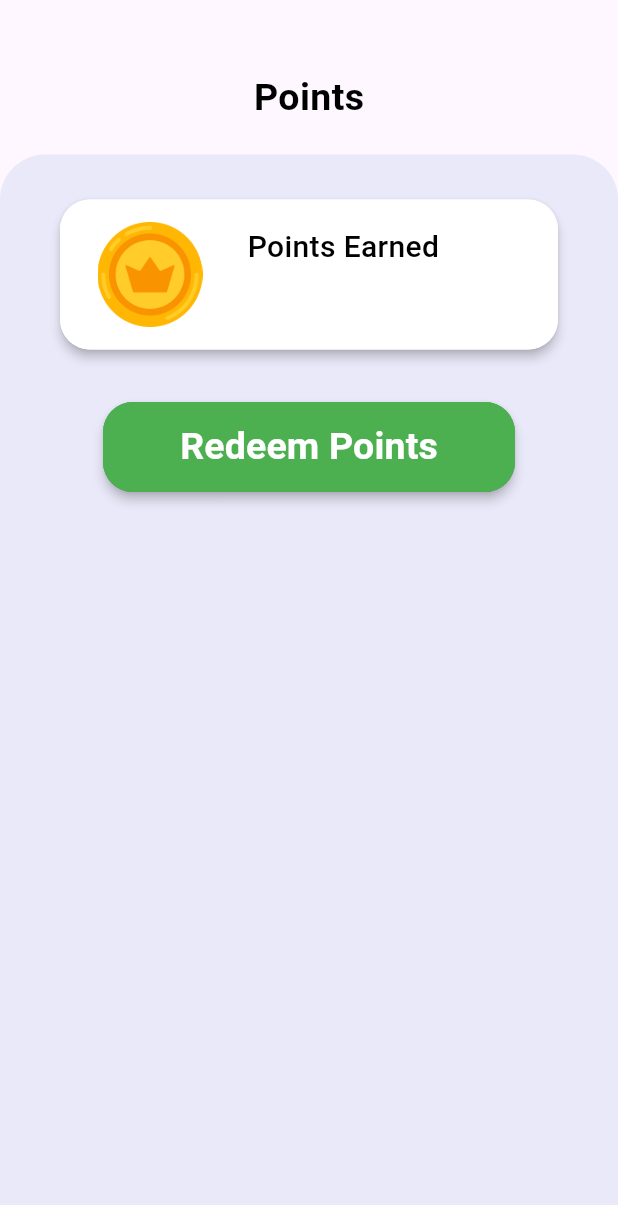
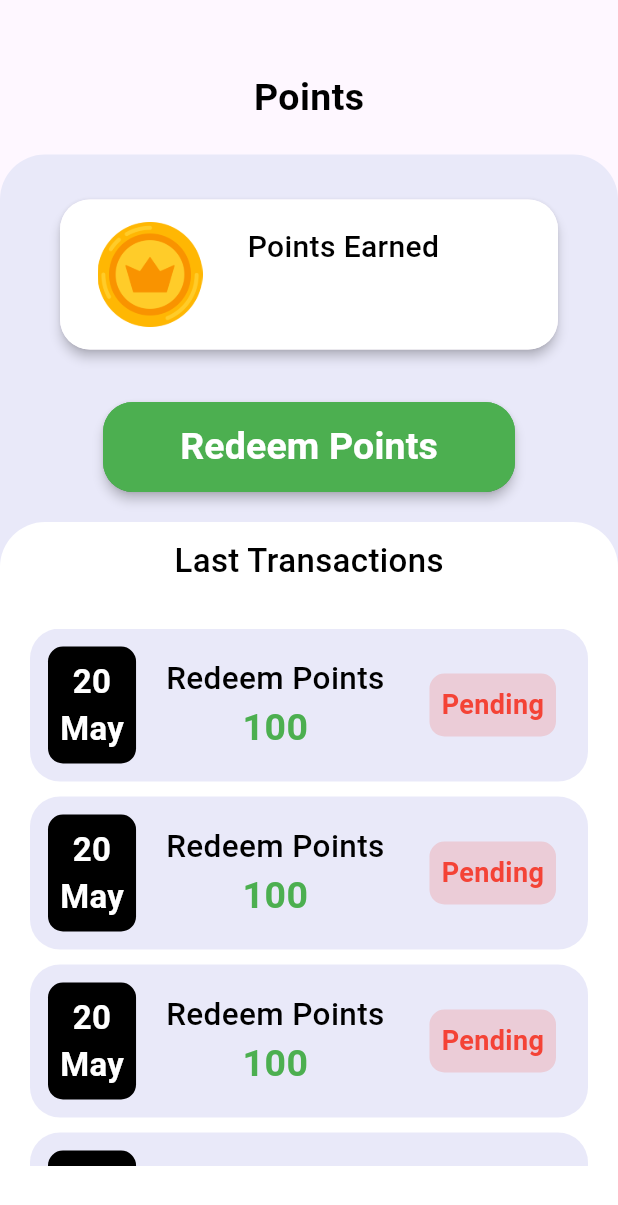
Before and after one commit to Ehabhanna1/Recycle-App, a Flutter app: the PointView screen opened by its route, on a phone screen of 412 x 824 dp. Shown: the top 1205 px of the screen. Run offline on Flutter 3.47's test engine with Material 3 defaults, Android fonts, the phone set to English and light mode, and no system bars; our stand-ins replace cloud_firestore, curved_navigation_bar, firebase_auth, firebase_core, google_sign_in, image_picker and 2 more; accounts and stored records are empty.

Commit message:
add last transaction to point view && add intle package

```diff
--- a/lib/features/points/point_view.dart
+++ b/lib/features/points/point_view.dart
@@ -3,6 +3,7 @@ import 'dart:developer';
 import 'package:cloud_firestore/cloud_firestore.dart';
 import 'package:flutter/cupertino.dart';
 import 'package:flutter/material.dart';
+import 'package:intl/intl.dart';
 import 'package:random_string/random_string.dart';
 import 'package:recycle_app/core/services/data_base_sevice.dart';
 import 'package:recycle_app/core/services/shared_prefs_helper.dart';
@@ -149,6 +150,80 @@ class _PointViewState extends State<PointView> {
                         fontSize: 25,
                       ),
                     ),
+                    SizedBox(height: 20),
+                    Expanded(
+                      child: Container(
+                        width: MediaQuery.of(context).size.width,
+                        decoration: BoxDecoration(
+                          color: Colors.white,
+                          borderRadius: BorderRadius.only(
+                            topLeft: Radius.circular(30),
+                            topRight: Radius.circular(30),
+                          ),
+                        ),
+                        child: Column(
+                          children: [
+                            SizedBox(height: 10),
+                            Text("Last Transactions", style: AppText.normalTextStyle(22.0)),
+                            SizedBox(height: 20),
+                            Container(
+                              height: MediaQuery.of(context).size.height/2.3,
+                               margin: EdgeInsets.only(left: 20,right: 20,top: 10),
+                              decoration: BoxDecoration(
+                              // color: Color.fromARGB(255, 233, 233, 249),
+                                borderRadius: BorderRadius.circular(20),
+                              ),
+                              child: ListView.builder(
+                                padding: EdgeInsets.zero,
+                                itemCount: 10,
+                                itemBuilder: (context, index) {
+                                  return Container(
+                                    padding: EdgeInsets.all(12),
+                                    decoration: BoxDecoration(
+                                      color: Color.fromARGB(255, 233, 233, 249),
+                                      borderRadius: BorderRadius.circular(20),
+                                    ),
+                                    margin: EdgeInsets.only(bottom: 10),
+                                    child: Row(
+                                      children: [
+                                        Container(
+                                         padding: EdgeInsets.all(8),
+                                          decoration: BoxDecoration(
+                                            color: Colors.black,
+                                            borderRadius: BorderRadius.circular(10),
+                                          ),
+                                          child: Text("20\nMay",textAlign: TextAlign.center,style: AppText.whiteTextStyle(22),),
+
+                                        ),
+                                        SizedBox(width: 20),
+                                        Column(
+                                          children: [
+                                            Text("Redeem Points", style: AppText.normalTextStyle(21)),
+                                            Text("100", style: AppText.greenTextStyle(25)),
+                                          ],
+                                        ),
+                                        SizedBox(width: 30,),
+                                        Container(
+                                          padding: EdgeInsets.all(8),
+                                          decoration: BoxDecoration(
+                                            color: const Color.fromARGB(48, 241, 77, 66),
+                                            borderRadius: BorderRadius.circular(10),
+                                          ),
+                                          child: Text("Pending", style: TextStyle(color: Colors.red,fontSize: 18,fontWeight: FontWeight.bold)),
+                                        ),
+
+                                      ],
+                                    ),
+                                  );
+                                },
+                              ),
+                            )
+
+
+                          ],
+                        ),
+                      ),
+                    ),
                   ],
                 ),
               ),
@@ -223,6 +298,8 @@ class _PointViewState extends State<PointView> {
                       _upiController.text.isNotEmpty &&
                        int.parse(myPoints!)>int.parse(_pointsController.text) ) {
                             int updatePoints = int.parse(myPoints!)-int.parse(_pointsController.text);
+                            DateTime now = DateTime.now();
+                            String formattedDate = DateFormat("yyyy-MM-dd").format(now);
                             await DataBaseService().updateUserPoints(id!, updatePoints.toString());
 
                             Map<String,dynamic> userRedeemMap = {
@@ -230,6 +307,7 @@ class _PointViewState extends State<PointView> {
                               "Points": _pointsController.text,
                               "UPI ID": _upiController.text,
                               "Status": "Pending",
+                              "Date": formattedDate,
                             };
                             String redeemId = randomAlphaNumeric(10);
 
```
Also changed, not shown: pubspec.yaml (+2 -7 lines), pubspec.lock.
